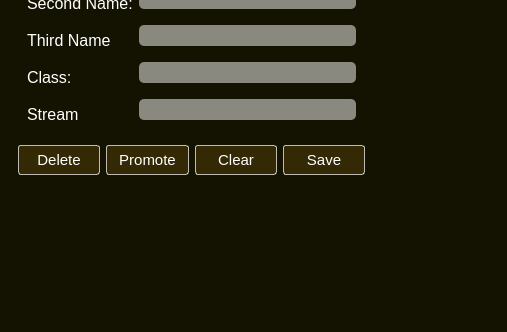
This is UI/main2.ui in thaikum/Library-management as Qt 5 draws it before an edit; both pictures show x 0 to 507 and y 168 to 500 of the 1118 by 500 pixel window. The edited form follows.
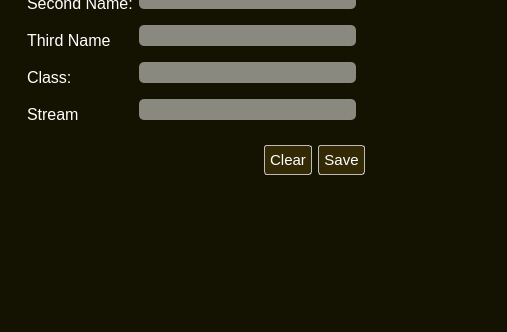
This is the edited form. The open tabs and pages were chosen to show the change. Icons and pictures are not drawn.

The edit to the form file:
```diff
--- a/UI/main2.ui
+++ b/UI/main2.ui
@@ -1798,18 +1798,17 @@
            <item>
             <layout class="QHBoxLayout" name="horizontalLayout_7">
              <item>
-              <widget class="QPushButton" name="pushButton_6">
-               <property name="text">
-                <string>Delete</string>
+              <spacer name="horizontalSpacer_13">
+               <property name="orientation">
+                <enum>Qt::Horizontal</enum>
                </property>
-              </widget>
-             </item>
-             <item>
-              <widget class="QPushButton" name="pushButton_8">
-               <property name="text">
-                <string>Promote</string>
+               <property name="sizeHint" stdset="0">
+                <size>
+                 <width>40</width>
+                 <height>20</height>
+                </size>
                </property>
-              </widget>
+              </spacer>
              </item>
              <item>
               <widget class="QPushButton" name="clearStudentDetails">
```
Left out of the diff: 9 changed lines with no effect on the pictures.
